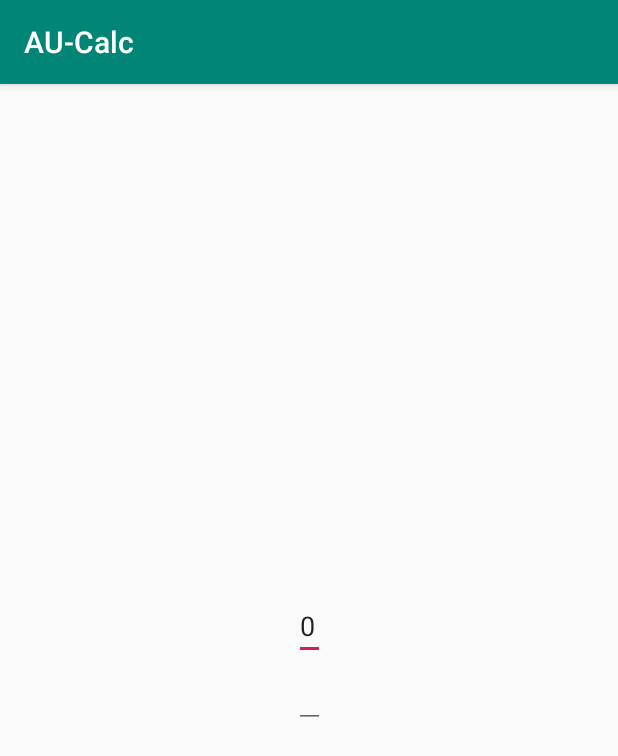
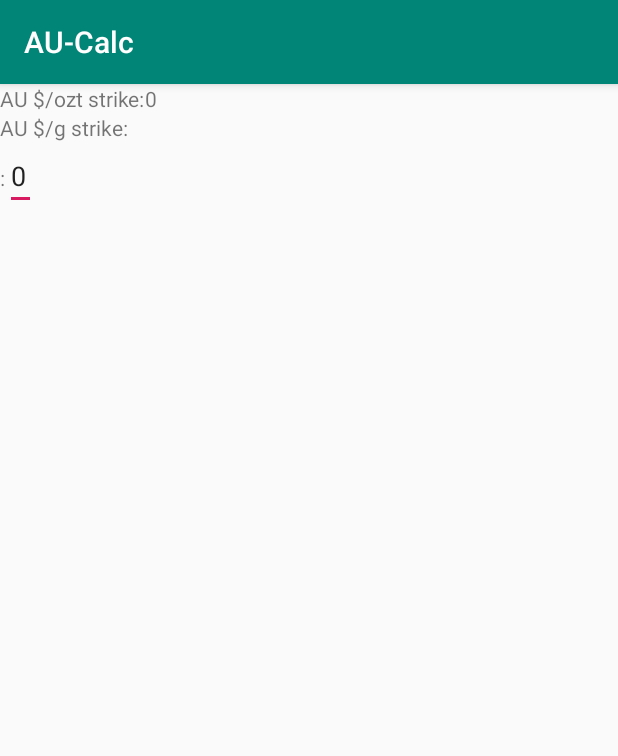
Before and after one commit to DanishCaptain/aucalc, an Android app: the screen it shows after launch (MainActivity), on a phone screen of 412 x 824 dp. Shown: the top 756 px of the screen. Run offline under Robolectric (Android 15) with nearby library versions, the phone set to English and light mode, and no system bars; 2 statements that could not run were skipped.

Commit message:
added task

```diff
--- a/app/src/main/java/org/mendybot/android/aucalc/MainActivity.java
+++ b/app/src/main/java/org/mendybot/android/aucalc/MainActivity.java
@@ -13,8 +13,7 @@ import org.mendybot.android.aucalc.model.CommoditiesModel;
 import org.mendybot.android.aucalc.sync.CommoditySyncService;
 
 public class MainActivity extends AppCompatActivity implements CommoditiesChangeListener {
-    private static final int JOB_ID1 = 11220;
-    private static final int JOB_ID2 = 11221;
+    private static final int JOB_ID = 11220;
     private EditText etAuOzt;
     private EditText etAuG;
 
@@ -24,29 +23,17 @@ public class MainActivity extends AppCompatActivity implements CommoditiesChange
         super.onCreate(savedInstanceState);
         setContentView(R.layout.activity_main);
 
-        JobInfo jobInfo1 = new JobInfo.Builder(JOB_ID1, new ComponentName(this, CommoditySyncService.class))
-                .setPeriodic(10)
-                .build();
-        JobInfo jobInfo2 = new JobInfo.Builder(JOB_ID2, new ComponentName(this, CommoditySyncService.class))
-//                .setPeriodic(60*1000)
-                .setPeriodic(6000)
+        JobInfo jobInfo = new JobInfo.Builder(JOB_ID, new ComponentName(this, CommoditySyncService.class))
+                .setPeriodic(60*1000)
+//                .setPeriodic(6000)
                 //.setPeriodic(15*60*1000,7*60*1000)
                 .build();
 
         final JobScheduler jobScheduler = (JobScheduler) getSystemService(Context.JOB_SCHEDULER_SERVICE);
-        int x1 = jobScheduler.schedule(jobInfo1);
-        try {
-            Thread.sleep(2000);
-        } catch (InterruptedException e) {
-        }
-        jobScheduler.cancel(JOB_ID1);
-        int x2 = jobScheduler.schedule(jobInfo2);
-
+        int x = jobScheduler.schedule(jobInfo);
         etAuOzt = (EditText) findViewById(R.id.au_price_ozt);
         etAuG = (EditText) findViewById(R.id.au_price_g);
-
         CommoditiesModel.getInstance().addCommoditiesChangeListener(this);
-
     }
 
     @Override
--- a/app/src/main/res/layout/activity_main.xml
+++ b/app/src/main/res/layout/activity_main.xml
@@ -1,36 +1,76 @@
 <?xml version="1.0" encoding="utf-8"?>
-<android.support.constraint.ConstraintLayout xmlns:android="http://schemas.android.com/apk/res/android"
-    xmlns:app="http://schemas.android.com/apk/res-auto"
+<LinearLayout
+    xmlns:android="http://schemas.android.com/apk/res/android"
     xmlns:tools="http://schemas.android.com/tools"
     android:layout_width="match_parent"
     android:layout_height="match_parent"
     tools:context=".MainActivity">
 
-
-
-
-    <LinearLayout xmlns:android="http://schemas.android.com/apk/res/android"
+    <LinearLayout
+        xmlns:android="http://schemas.android.com/apk/res/android"
         android:layout_width="wrap_content"
         android:layout_height="wrap_content"
         android:orientation="vertical"
-        app:layout_constraintBottom_toBottomOf="parent"
-        app:layout_constraintLeft_toLeftOf="parent"
-        app:layout_constraintRight_toRightOf="parent"
-        app:layout_constraintTop_toTopOf="parent"
         >
 
-        <EditText
-            android:id="@+id/au-price-ozt"
+        <LinearLayout
+            xmlns:android="http://schemas.android.com/apk/res/android"
             android:layout_width="wrap_content"
             android:layout_height="wrap_content"
-            android:text="0"
-            />
+            android:orientation="horizontal"
+            >
+            <TextView
+                android:layout_width="wrap_content"
+                android:layout_height="wrap_content"
+                android:text="AU $/ozt strike:"
+                />
+            <TextView
+                android:id="@+id/au-price-ozt"
+                android:layout_width="wrap_content"
+                android:layout_height="wrap_content"
+                android:text="0"
+                />
 
-        <EditText
-            android:id="@+id/au-price-g"
+        </LinearLayout>
+
+        <LinearLayout
+            xmlns:android="http://schemas.android.com/apk/res/android"
             android:layout_width="wrap_content"
             android:layout_height="wrap_content"
-            />
+            android:orientation="horizontal"
+            >
+            <TextView
+                android:layout_width="wrap_content"
+                android:layout_height="wrap_content"
+                android:text="AU $/g strike:"
+                />
+            <TextView
+                android:id="@+id/au-price-g"
+                android:layout_width="wrap_content"
+                android:layout_height="wrap_content"
+                />
+        </LinearLayout>
+
+        <LinearLayout
+            xmlns:android="http://schemas.android.com/apk/res/android"
+            android:layout_width="wrap_content"
+            android:layout_height="wrap_content"
+            android:orientation="horizontal"
+            >
+            <TextView
+                android:layout_width="wrap_content"
+                android:layout_height="wrap_content"
+                android:text=":"
+                />
+            <EditText
+                android:id="@+id/au-price-oztxxx"
+                android:layout_width="wrap_content"
+                android:layout_height="wrap_content"
+                android:text="0"
+                />
+
+        </LinearLayout>
+
     </LinearLayout>
 
-</android.support.constraint.ConstraintLayout>
+</LinearLayout>
```
